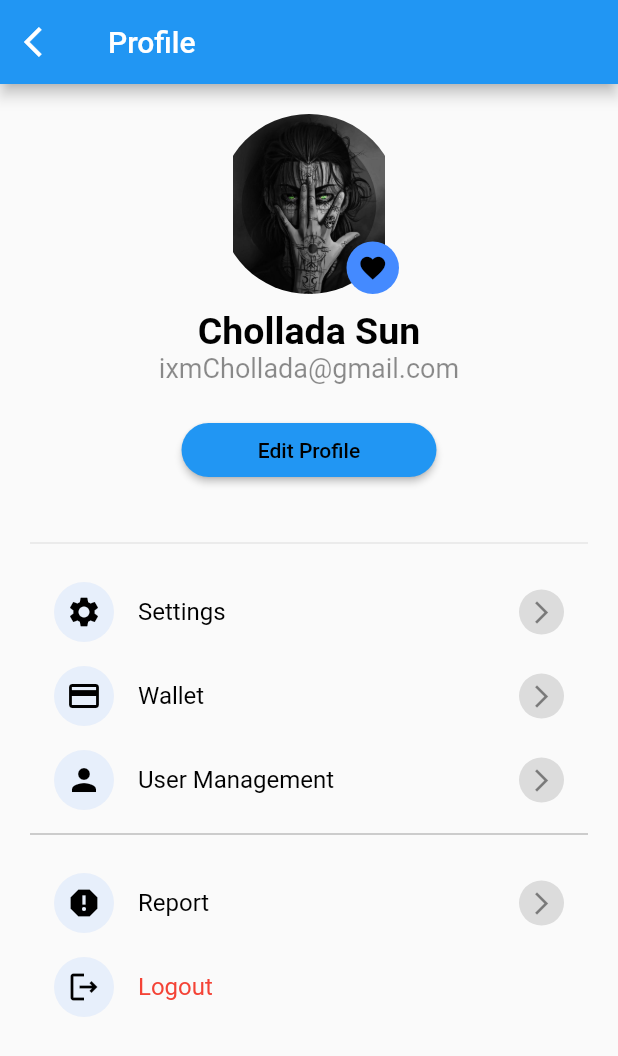
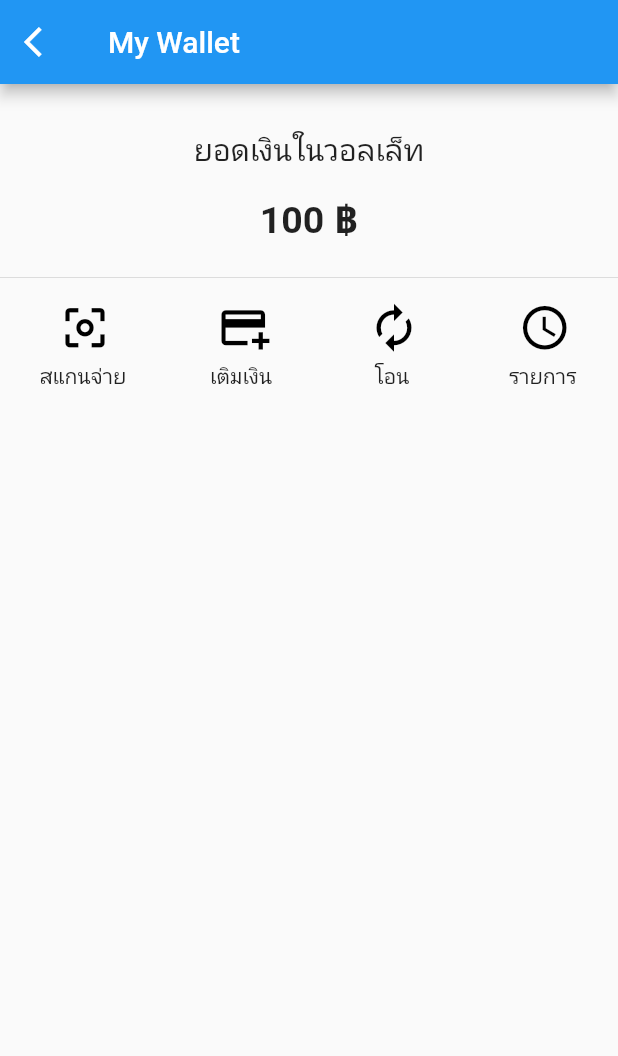
Before and after one commit to Gruse181216/project_app, a Flutter app: the ProfileScreen screen opened directly, after a tap on "Wallet", on a phone screen of 412 x 824 dp. Shown: the top 1056 px of the screen. Run offline on Flutter 3.47's test engine with Material 2 defaults, Android fonts, the phone set to English and light mode, and no system bars; our stand-ins replace animated_splash_screen, flutter_rating_bar, page_transition.

Commit message:
แก้ไขทุกหน้า

```diff
--- a/lib/profile/profile_screen.dart
+++ b/lib/screens/screen/profile/profile_screen.dart
@@ -1,7 +1,9 @@
 import 'package:flutter/material.dart';
-import 'package:project_app/profile/widget/profile_menu.dart';
-import 'package:project_app/report/report_screen.dart';
-import 'package:project_app/settings/detail_setting.dart';
+import 'package:project_app/screens/login_system/login_screen.dart';
+import 'package:project_app/screens/screen/profile/widget/profile_menu.dart';
+import 'package:project_app/screens/screen/profile/report_screen.dart';
+import 'package:project_app/screens/screen/settings/detail_setting.dart';
+import 'package:project_app/screens/screen/wallet/payment_wallet.dart';
 
 class ProfileScreen extends StatefulWidget {
   const ProfileScreen({super.key});
@@ -47,9 +49,15 @@ class _ProfileScreenState extends State<ProfileScreen> {
                       height: 35,
                       decoration: BoxDecoration(
                           borderRadius: BorderRadius.circular(100),
-                        color: Colors.blueAccent
+                          color: Colors.blueAccent),
+                      child: IconButton(
+                        onPressed: () {},
+                        icon: Icon(
+                          Icons.edit,
+                          color: Colors.black,
+                          size: 20,
                         ),
-                      child: Icon(Icons.favorite,color: Colors.black,size: 20,),
+                      ),
                     ),
                   )
                 ],
@@ -73,13 +81,15 @@ class _ProfileScreenState extends State<ProfileScreen> {
               SizedBox(
                 width: 170,
                 child: ElevatedButton(
-                    onPressed: () {},
+                  onPressed: () => Navigator.push(context,
+                      MaterialPageRoute(builder: ((context) => LoginScreen()))),
                   style: ElevatedButton.styleFrom(
                       side: BorderSide.none, shape: StadiumBorder()),
                   child: Text(
                     'Edit Profile',
                     style: TextStyle(color: Colors.black),
-                    )),
+                  ),
+                ),
               ),
               SizedBox(
                 height: 30,
@@ -96,12 +106,13 @@ class _ProfileScreenState extends State<ProfileScreen> {
               ),
               ProfileMenuWidget(
                 title: 'Wallet',
-                icon: (Icons.payment_outlined),
-                onPress: () {},
+                icon: (Icons.account_balance_wallet_rounded),
+                onPress: () => Navigator.push(context,
+                    MaterialPageRoute(builder: ((context) => PaymentScreen()))),
               ),
               ProfileMenuWidget(
-                title: 'User Management',
-                icon: (Icons.person),
+                title: 'Address',
+                icon: (Icons.add_location),
                 onPress: () {},
               ),
               Divider(
--- a/lib/settings/detail_setting.dart
+++ b/lib/screens/screen/settings/detail_setting.dart
@@ -1,5 +1,5 @@
 import 'package:flutter/material.dart';
-import 'package:project_app/settings/about_setting/about_setting.dart';
+import 'package:project_app/screens/screen/settings/about_setting/about_setting.dart';
 
 class DetailSetting extends StatefulWidget {
   const DetailSetting({super.key});
--- /dev/null
+++ b/lib/screens/screen/wallet/payment_wallet.dart
@@ -0,0 +1,111 @@
+import 'package:flutter/material.dart';
+
+class PaymentScreen extends StatefulWidget {
+  const PaymentScreen({super.key});
+
+  @override
+  State<PaymentScreen> createState() => _PaymentScreenState();
+}
+
+class _PaymentScreenState extends State<PaymentScreen> {
+  @override
+  Widget build(BuildContext context) {
+    return Scaffold(
+      appBar: AppBar(
+        leading: IconButton(
+          onPressed: () => Navigator.pop(context),
+          icon: Icon(Icons.arrow_back_ios),
+        ),
+        title: Text(
+          'My Wallet',
+          style: TextStyle(),
+        ),
+      ),
+      body: Container(
+        width: MediaQuery.of(context).size.width,
+        height: MediaQuery.of(context).size.height,
+        //color: Colors.blue,
+        child: Column(children: [
+          Container(
+            child: Padding(
+              padding: const EdgeInsets.only(top: 30),
+              child: Column(
+                children: [
+                  Text(
+                    'ยอดเงินในวอลเล็ท',
+                    style: TextStyle(fontSize: 20, fontWeight: FontWeight.w500),
+                  ),
+                  SizedBox(height: 15),
+                  Text(
+                    '100 ฿',
+                    style: TextStyle(fontSize: 25, fontWeight: FontWeight.w600),
+                  )
+                ],
+              ),
+            ),
+          ),
+          SizedBox(height: 15),
+          Divider(),
+          Row(
+            crossAxisAlignment: CrossAxisAlignment.start,
+            mainAxisAlignment: MainAxisAlignment.spaceAround,
+            children: [
+              Column(
+                children: [
+                  IconButton(
+                    onPressed: () {},
+                    icon: Icon(
+                      Icons.center_focus_weak ,
+                      size: 35,
+                      color: Colors.black,
+                    ),
+                  ),
+                  Text("สแกนจ่าย")
+                ],
+              ),
+              Column(
+                children: [
+                  IconButton(
+                    onPressed: () {},
+                    icon: Icon(
+                      Icons.add_card,
+                      size: 35,
+                      color: Colors.black,
+                    ),
+                  ),
+                  Text("เติมเงิน")
+                ],
+              ),
+              Column(
+                children: [
+                  IconButton(
+                    onPressed: () {},
+                    icon: Icon(
+                      Icons.autorenew ,
+                      size: 35,
+                      color: Colors.black,
+                    ),
+                  ),
+                  Text("โอน")
+                ],
+              ),
+              Column(
+                children: [
+                  IconButton(
+                    onPressed: () {},
+                    icon: Icon(
+                      Icons.access_time ,
+                      size: 35,
+                      color: Colors.black,
+                    ),
+                  ),
+                  Text("รายการ")
+                ],
+              )
+            ],
+          )
+        ]),
+      ),
+    );
+  }
+}
--- a/lib/screens/splash_screen.dart
+++ b/lib/screens/splash_screen.dart
@@ -1,6 +1,6 @@
 import 'package:animated_splash_screen/animated_splash_screen.dart';
 import 'package:flutter/material.dart';
-import 'package:project_app/screens/screens/home_screen.dart';
+import 'package:project_app/screens/screen/home_screen.dart';
 import 'package:page_transition/page_transition.dart';
 
 class SplashScreen extends StatefulWidget {
@@ -21,6 +21,7 @@ class _SplashScreenState extends State<SplashScreen> {
           child: Image.asset('assets/logo.png'),
         ),
       ),
+      splashIconSize: 250,
       nextScreen: HomeScreen(),
       duration: 2000,
       splashTransition: SplashTransition.fadeTransition,
--- a/lib/widget/recent_order.dart
+++ b/lib/widget/recent_order.dart
@@ -108,7 +108,7 @@ class RecentOrders extends StatelessWidget {
                   size: 30,
                   color: Colors.white,
                 )),
-          )
+          ),
         ],
       ),
     );
```
Also changed, not shown: lib/profile/update_profile_screen.dart (deleted, +0 -21 lines), lib/screens/login_system/login_screen.dart (added, +114 -0 lines), lib/screens/screen/home_screen.dart (renamed from lib/screens/screens/home_screen.dart, +8 -4 lines), lib/widget/category_screen.dart (added, +47 -0 lines), lib/screens/screen/cart_screen.dart (renamed from lib/screens/screens/cart_screen.dart), lib/screens/screen/profile/report_screen.dart (renamed from lib/report/report_screen.dart), lib/screens/screen/profile/widget/profile_menu.dart (renamed from lib/profile/widget/profile_menu.dart), lib/screens/screen/restaurant_screen.dart (renamed from lib/screens/screens/restaurant_screen.dart), lib/screens/screen/settings/about_setting/about_setting.dart (renamed from lib/settings/about_setting/about_setting.dart). Lines whose indentation alone changed are shown as unchanged.
